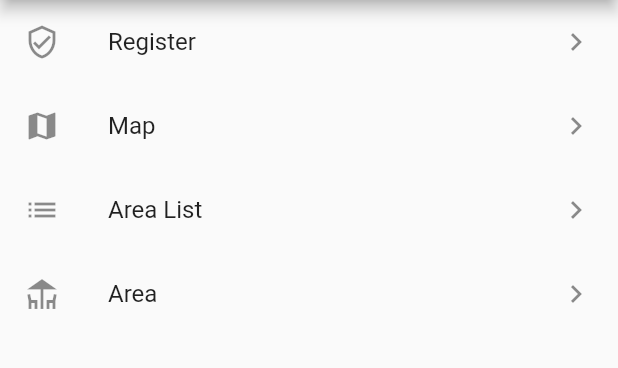
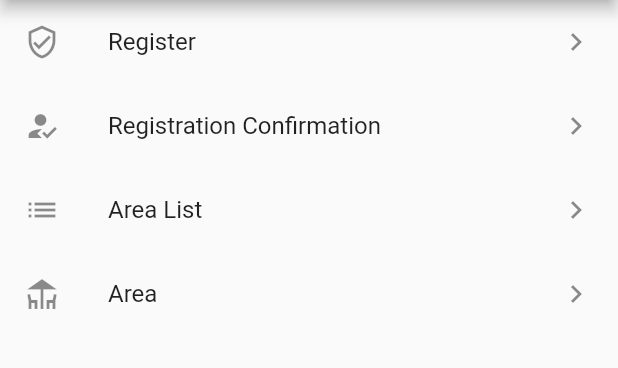
Before and after one commit to wikiclimb/frontend-prototype, a Flutter app: the screen it shows after launch, on a phone screen of 412 x 824 dp, the part 84-452 px from its top. Run offline on Flutter 3.47's test engine with Material 2 defaults, Android fonts, the phone set to English and light mode, and no system bars.

Commit message:
Add registration confirmation

```diff
--- a/lib/main.dart
+++ b/lib/main.dart
@@ -1,5 +1,5 @@
 import 'package:flutter/material.dart';
-import 'package:wikiclimb_ui_prototypes/screens/registration_confirmation_screen.dart';
+import 'screens/registration_confirmation_screen.dart';
 import 'screens/register_screen.dart';
 import 'screens/home_screen.dart';
 
--- a/lib/res/screens.dart
+++ b/lib/res/screens.dart
@@ -3,6 +3,7 @@ import 'package:flutter/material.dart';
 import 'package:wikiclimb_ui_prototypes/models/screen_data.dart';
 import 'package:wikiclimb_ui_prototypes/screens/home_screen.dart';
 import 'package:wikiclimb_ui_prototypes/screens/register_screen.dart';
+import 'package:wikiclimb_ui_prototypes/screens/registration_confirmation_screen.dart';
 
 List<ScreenData> screens = <ScreenData>[
   ScreenData(
@@ -11,9 +12,9 @@ List<ScreenData> screens = <ScreenData>[
     iconData: Icons.verified_user_outlined,
   ),
   ScreenData(
-    id: HomeScreen.id,
-    title: "Map",
-    iconData: Icons.map,
+    id: RegistrationConfirmationScreen.id,
+    title: "Registration Confirmation",
+    iconData: Icons.how_to_reg,
   ),
   ScreenData(
     id: HomeScreen.id,
```
Also changed, not shown: lib/screens/register_screen.dart (+4 -4 lines), 5 other files.
